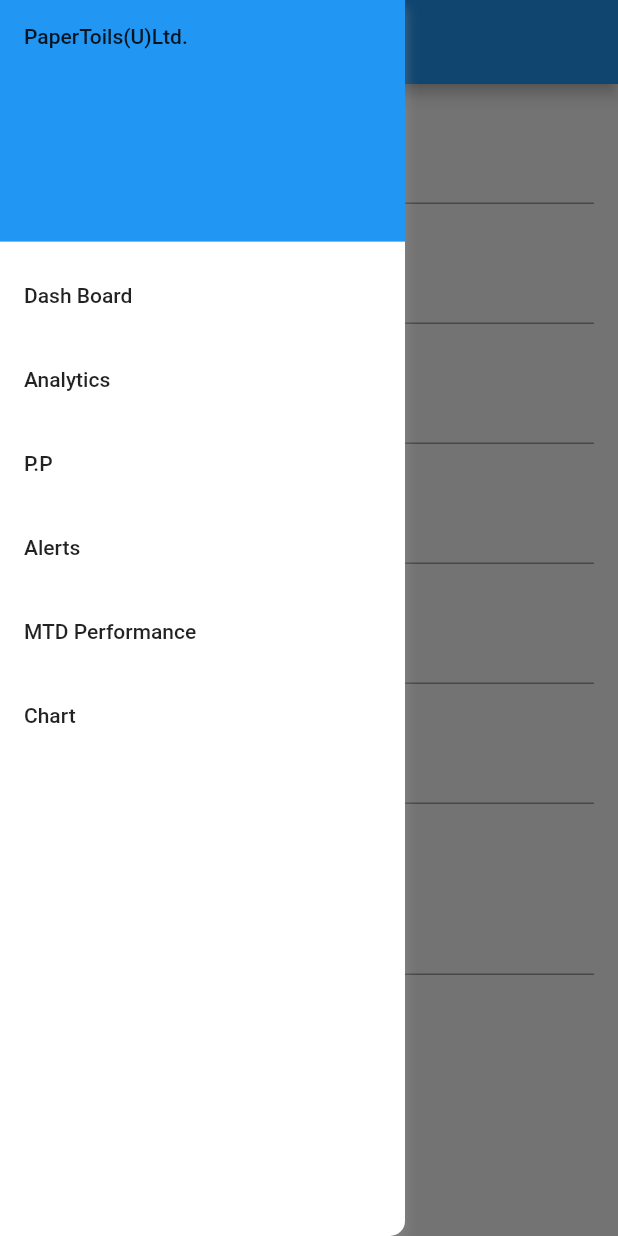
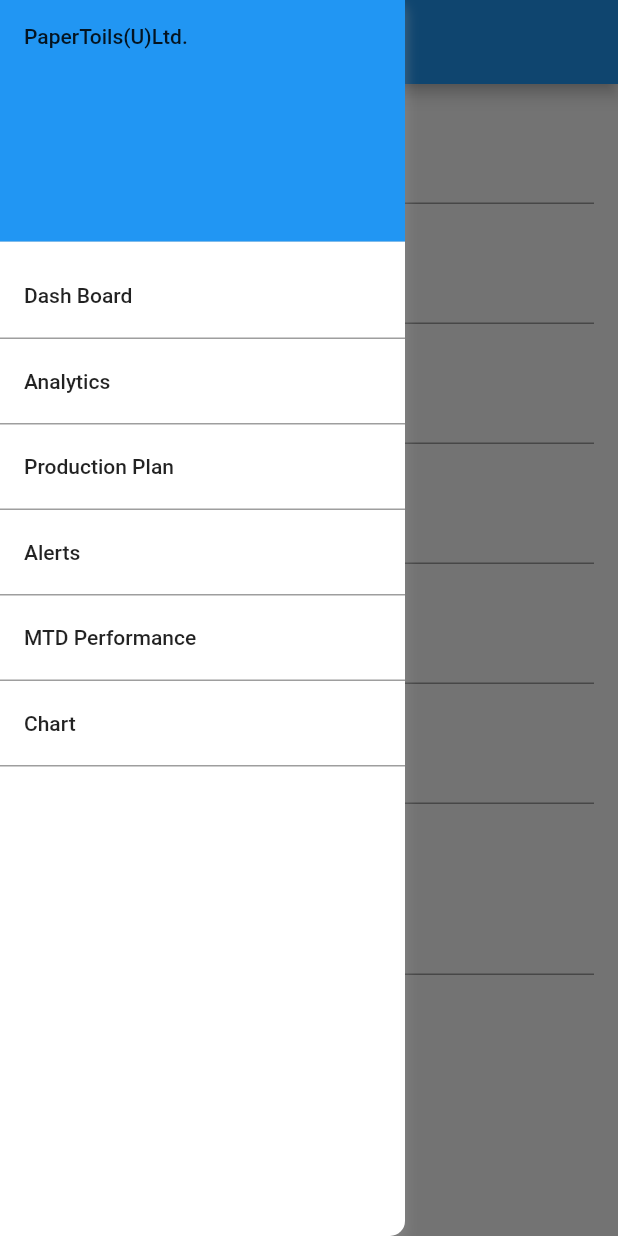
Before and after one commit to joelbendict/ProdutionReport, a Flutter app: the screen it shows after launch, with the side drawer open, on a phone screen of 412 x 824 dp. Run offline on Flutter 3.47's test engine with Material 2 defaults, Android fonts, the phone set to English and light mode, and no system bars.

Commit message:
drawer item boundaries

```diff
--- a/lib/main.dart
+++ b/lib/main.dart
@@ -42,31 +42,71 @@
                       color: Colors.blue,
                     ),
                   ),
-                  ListTile(
+                  Container(
+                    decoration: BoxDecoration(
+                      border: Border(
+                        bottom: BorderSide(color: Colors.grey),
+                      ),
+                    ),
+                    child: ListTile(
                       title: Text('Dash Board'),
                       onTap: () {},
                     ),
-                  ListTile(
+                  ),
+                  Container(
+                    decoration: BoxDecoration(
+                      border: Border(
+                        bottom: BorderSide(color: Colors.grey),
+                      ),
+                    ),
+                    child: ListTile(
                       title: Text('Analytics'),
-                    onTap: () {
-                      // Handle option 2 press
-                    },
-                  ),
-                  ListTile(
-                    title: Text('P.P'),
                       onTap: () {},
                     ),
-                  ListTile(
+                  ),
+                  Container(
+                    decoration: BoxDecoration(
+                      border: Border(
+                        bottom: BorderSide(color: Colors.grey),
+                      ),
+                    ),
+                    child: ListTile(
+                      title: Text('Production Plan'),
+                      onTap: () {},
+                    ),
+                  ),
+                  Container(
+                    decoration: BoxDecoration(
+                      border: Border(
+                        bottom: BorderSide(color: Colors.grey),
+                      ),
+                    ),
+                    child: ListTile(
                       title: Text('Alerts'),
                       onTap: () {},
                     ),
-                  ListTile(
+                  ),
+                  Container(
+                    decoration: BoxDecoration(
+                      border: Border(
+                        bottom: BorderSide(color: Colors.grey),
+                      ),
+                    ),
+                    child: ListTile(
                       title: Text('MTD Performance'),
                       onTap: () {},
                     ),
-                  ListTile(
+                  ),
+                  Container(
+                    decoration: BoxDecoration(
+                      border: Border(
+                        bottom: BorderSide(color: Colors.grey),
+                      ),
+                    ),
+                    child: ListTile(
                       title: Text('Chart'),
                       onTap: () {},
+                    ),
                   ),
                 ],
               ),
```
Lines whose indentation alone changed are shown as unchanged.
